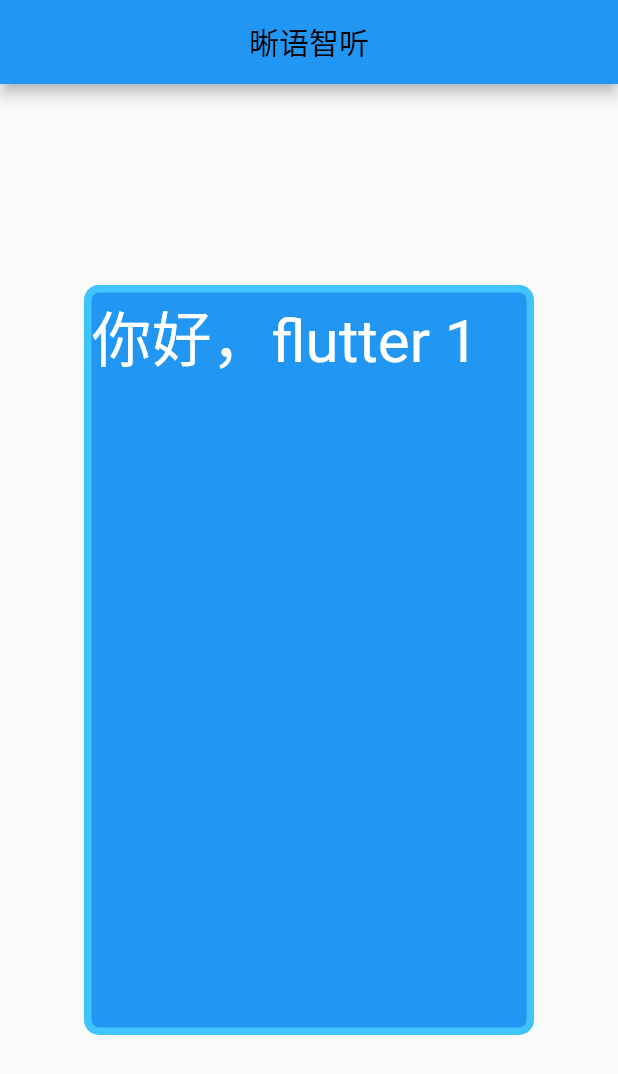
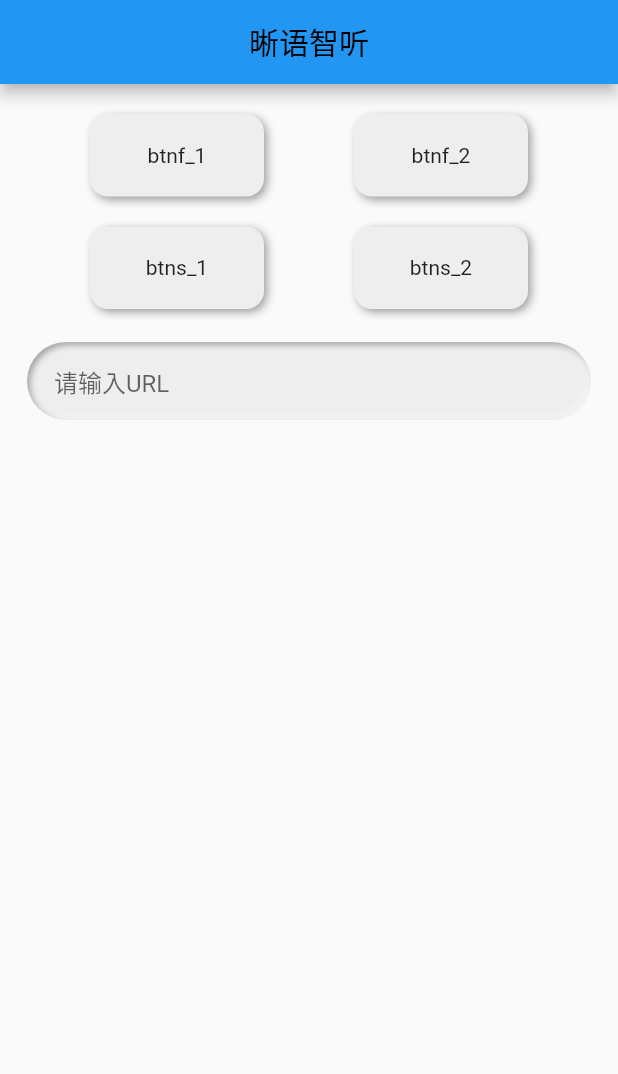
Before and after one commit to Talon750/listen, a Flutter app: the screen it shows after launch, on a phone screen of 412 x 824 dp. Shown: the top 1074 px of the screen. Run offline on Flutter 3.47's test engine with Material 2 defaults, Android fonts, the phone set to English and light mode, and no system bars; drawn by our look-alikes of flutter_neumorphic.

Commit message:
首页面控件

```diff
--- a/lib/main.dart
+++ b/lib/main.dart
@@ -1,5 +1,5 @@
 import 'package:flutter/material.dart';
-
+import 'package:flutter_neumorphic/flutter_neumorphic.dart';
 void main() {
   runApp(MyApp());
 }
@@ -43,26 +43,186 @@ class _newPageState extends State<newPage> {
   @override
   Widget build(BuildContext context) {
     return Center(
-      child:Container(
-        child: Text(
-          '你好，flutter 1',
-          textDirection: TextDirection.ltr,
-          style: TextStyle(
-            fontSize: 40.0,
-            color: Colors.white,
-          ),
+
+        child: Column(
+          children:<Widget> [
+            Padding(padding: EdgeInsets.fromLTRB(0, 10, 0, 10)),
+            Row(
+              mainAxisAlignment: MainAxisAlignment.spaceEvenly,
+              children:<Widget> [
+                NeumorphicButton(
+                  style: NeumorphicStyle(
+
+                    boxShape: NeumorphicBoxShape.roundRect(
+
+                      BorderRadius.circular(12),
+
+                    ),
+
+                    color: Colors.grey[200],
+
+                    shape: NeumorphicShape.flat,
+
+                  ),
+
+                  child: Container(
+
+                    color: Colors.grey[200],
+
+                    width: 80,
+
+                    height: 35,
+
+                    child: const Center(
+
+                      child: Text('btnf_1'),
+
+                    ),
+
+                  ),
+
+                  onPressed: () {},
+
+                ),
+
+                NeumorphicButton(
+                  style: NeumorphicStyle(
+
+                    boxShape: NeumorphicBoxShape.roundRect(
+
+                      BorderRadius.circular(12),
+
+                    ),
+
+                    color: Colors.grey[200],
+
+                    shape: NeumorphicShape.flat,
+
+                  ),
+
+                  child: Container(
+
+                    color: Colors.grey[200],
+
+                    width: 80,
+
+                    height: 35,
+
+                    child: const Center(
+
+                      child: Text('btnf_2'),
+
+                    ),
+
+                  ),
+
+                  onPressed: () {},
+
+                ),
+              ],
+            ),
+            Padding(padding: EdgeInsets.fromLTRB(0, 10, 0, 10)),
+            Row(
+              mainAxisAlignment: MainAxisAlignment.spaceEvenly,
+              children:<Widget> [
+                NeumorphicButton(
+                  style: NeumorphicStyle(
+
+                    boxShape: NeumorphicBoxShape.roundRect(
+
+                      BorderRadius.circular(12),
+
+                    ),
+
+                    color: Colors.grey[200],
+
+                    shape: NeumorphicShape.flat,
+
+                  ),
+
+                  child: Container(
+
+                    color: Colors.grey[200],
+
+                    width: 80,
+
+                    height: 35,
+
+                    child: const Center(
+
+                      child: Text('btns_1'),
+
+                    ),
+
+                  ),
+
+                  onPressed: () {},
+
+                ),
+
+                NeumorphicButton(
+                  style: NeumorphicStyle(
+
+                    boxShape: NeumorphicBoxShape.roundRect(
+
+                      BorderRadius.circular(12),
+
+                    ),
+
+                    color: Colors.grey[200],
+
+                    shape: NeumorphicShape.flat,
+
+                  ),
+
+                  child: Container(
+
+                    color: Colors.grey[200],
+
+                    width: 80,
+
+                    height: 35,
+
+                    child: const Center(
+
+                      child: Text('btns_2'),
+
+                    ),
+
+                  ),
+
+                  onPressed: () {},
+
+                ),
+              ],
+
+            ),
+            Padding(padding: EdgeInsets.fromLTRB(0, 10, 0, 10)),
+            Neumorphic(
+
+              margin: const EdgeInsets.only(left: 18, right: 18, top: 2, bottom: 4),
+
+              style: NeumorphicStyle(
+
+              depth: NeumorphicTheme.embossDepth(context),
+
+              boxShape: const NeumorphicBoxShape.stadium(),
+
+              color: Colors.grey[200]),
+
+              padding: const EdgeInsets.symmetric(vertical: 14, horizontal: 18),
+
+              child: const TextField(
+
+              decoration: InputDecoration.collapsed(hintText: '请输入URL'),
+
+                ),
+
+              ),
+          ],
+
         ),
-        width: 300.0,
-        height: 500.0,
-        decoration: BoxDecoration(
-          color: Colors.blue,
-          borderRadius: BorderRadius.all(Radius.circular(10.0)),
-          border: Border.all(
-            width: 5.0,
-            color: Colors.lightBlueAccent,
-          ),
-        ),
-      ),
-    );
+
+      );
   }
 }
--- a/pubspec.yaml
+++ b/pubspec.yaml
@@ -29,6 +29,9 @@ environment:
 dependencies:
   flutter:
     sdk: flutter
+
+#一个ui包
+  flutter_neumorphic: ^3.0.3
 
 
   # The following adds the Cupertino Icons font to your application.
```
Also changed, not shown: pubspec.lock.
